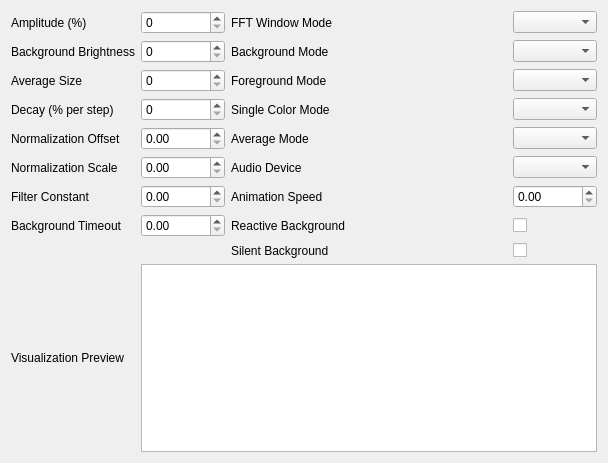
DLdota/OpenRGBEffectsPlugin, file Effects/AudioVisualizer/AudioVisualizer.ui: the form before one commit.
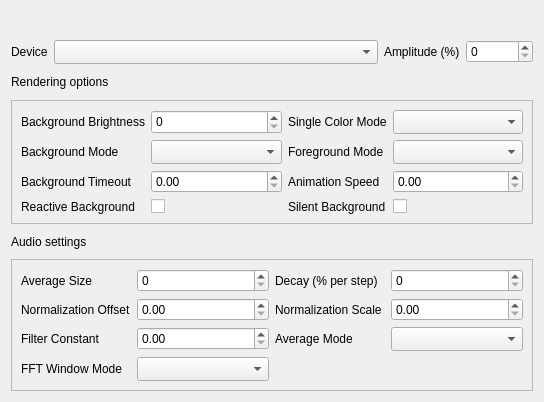
The form after the commit.

Commit message: Reworked all audio effects ui

```diff
--- a/Effects/AudioVisualizer/AudioVisualizer.ui
+++ b/Effects/AudioVisualizer/AudioVisualizer.ui
@@ -6,8 +6,8 @@
    <rect>
     <x>0</x>
     <y>0</y>
-    <width>608</width>
-    <height>463</height>
+    <width>544</width>
+    <height>402</height>
    </rect>
   </property>
   <property name="sizePolicy">
@@ -22,141 +22,138 @@
     <height>0</height>
    </size>
   </property>
-  <layout class="QGridLayout" name="gridLayout" columnstretch="0,0,0,0">
-   <item row="5" column="3">
-    <widget class="QComboBox" name="comboBox_Foreground_Mode">
-     <property name="sizeAdjustPolicy">
-      <enum>QComboBox::AdjustToContents</enum>
+  <layout class="QGridLayout" name="gridLayout" columnstretch="1,0">
+   <item row="1" column="1">
+    <widget class="QFrame" name="amplitude_frame">
+     <property name="frameShape">
+      <enum>QFrame::NoFrame</enum>
      </property>
-    </widget>
-   </item>
-   <item row="12" column="1" colspan="3">
-    <widget class="QGraphicsView" name="graphicsView_Visualization_Preview">
+     <property name="frameShadow">
+      <enum>QFrame::Raised</enum>
+     </property>
+     <layout class="QGridLayout" name="gridLayout_3">
+      <property name="leftMargin">
+       <number>0</number>
+      </property>
+      <property name="topMargin">
+       <number>0</number>
+      </property>
+      <property name="rightMargin">
+       <number>0</number>
+      </property>
+      <property name="bottomMargin">
+       <number>0</number>
+      </property>
+      <item row="0" column="0">
+       <widget class="QLabel" name="label_Amplitude">
      <property name="sizePolicy">
       <sizepolicy hsizetype="Preferred" vsizetype="Preferred">
        <horstretch>0</horstretch>
        <verstretch>0</verstretch>
       </sizepolicy>
      </property>
-     <property name="verticalScrollBarPolicy">
-      <enum>Qt::ScrollBarAlwaysOff</enum>
-     </property>
-     <property name="horizontalScrollBarPolicy">
-      <enum>Qt::ScrollBarAlwaysOff</enum>
-     </property>
-     <property name="interactive">
-      <bool>false</bool>
-     </property>
-    </widget>
-   </item>
-   <item row="6" column="1">
-    <widget class="QSpinBox" name="spinBox_Decay">
-     <property name="maximum">
-      <number>100</number>
-     </property>
-    </widget>
-   </item>
-   <item row="5" column="1">
-    <widget class="QSpinBox" name="spinBox_Average_Size">
-     <property name="maximum">
-      <number>100</number>
-     </property>
-    </widget>
-   </item>
-   <item row="5" column="0">
-    <widget class="QLabel" name="label_Average_Size">
-     <property name="sizePolicy">
-      <sizepolicy hsizetype="Fixed" vsizetype="Preferred">
-       <horstretch>0</horstretch>
-       <verstretch>0</verstretch>
-      </sizepolicy>
-     </property>
      <property name="minimumSize">
       <size>
-       <width>110</width>
+          <width>0</width>
        <height>0</height>
       </size>
      </property>
      <property name="text">
-      <string>Average Size</string>
+         <string>Amplitude (%)</string>
      </property>
     </widget>
    </item>
-   <item row="9" column="0">
-    <widget class="QLabel" name="label_Filter_Constant">
-     <property name="sizePolicy">
-      <sizepolicy hsizetype="Fixed" vsizetype="Preferred">
-       <horstretch>0</horstretch>
-       <verstretch>0</verstretch>
-      </sizepolicy>
-     </property>
-     <property name="minimumSize">
-      <size>
-       <width>110</width>
-       <height>0</height>
-      </size>
-     </property>
-     <property name="text">
-      <string>Filter Constant</string>
-     </property>
-    </widget>
-   </item>
-   <item row="10" column="3">
-    <widget class="QCheckBox" name="checkBox_Reactive_Background">
-     <property name="text">
-      <string/>
-     </property>
-    </widget>
-   </item>
-   <item row="3" column="1">
+      <item row="0" column="1">
     <widget class="QSpinBox" name="spinBox_Amplitude">
+        <property name="sizePolicy">
+         <sizepolicy hsizetype="Preferred" vsizetype="Fixed">
+          <horstretch>0</horstretch>
+          <verstretch>0</verstretch>
+         </sizepolicy>
+        </property>
      <property name="maximum">
       <number>1000000000</number>
      </property>
     </widget>
    </item>
-   <item row="10" column="2">
-    <widget class="QLabel" name="label_Reactive_Background">
-     <property name="sizePolicy">
-      <sizepolicy hsizetype="Expanding" vsizetype="Preferred">
-       <horstretch>0</horstretch>
-       <verstretch>0</verstretch>
-      </sizepolicy>
-     </property>
+     </layout>
+    </widget>
+   </item>
+   <item row="2" column="0">
+    <widget class="QLabel" name="rendering_options_label">
      <property name="text">
-      <string>Reactive Background</string>
+      <string>Rendering options</string>
      </property>
     </widget>
    </item>
-   <item row="4" column="1">
-    <widget class="QSpinBox" name="spinBox_Background_Brightness">
-     <property name="maximum">
-      <number>100</number>
+   <item row="1" column="0">
+    <widget class="QFrame" name="device_frame">
+     <property name="frameShape">
+      <enum>QFrame::NoFrame</enum>
      </property>
-    </widget>
-   </item>
-   <item row="8" column="2">
+     <property name="frameShadow">
+      <enum>QFrame::Raised</enum>
+     </property>
+     <layout class="QGridLayout" name="gridLayout_2" columnstretch="0,1">
+      <property name="leftMargin">
+       <number>0</number>
+      </property>
+      <property name="topMargin">
+       <number>0</number>
+      </property>
+      <property name="rightMargin">
+       <number>0</number>
+      </property>
+      <property name="bottomMargin">
+       <number>0</number>
+      </property>
+      <item row="0" column="0">
     <widget class="QLabel" name="label_Audio_Device">
      <property name="sizePolicy">
-      <sizepolicy hsizetype="Fixed" vsizetype="Preferred">
+         <sizepolicy hsizetype="Preferred" vsizetype="Preferred">
        <horstretch>0</horstretch>
        <verstretch>0</verstretch>
       </sizepolicy>
      </property>
      <property name="minimumSize">
       <size>
-       <width>90</width>
+          <width>0</width>
        <height>0</height>
       </size>
      </property>
      <property name="text">
-      <string>Audio Device</string>
+         <string>Device</string>
      </property>
     </widget>
    </item>
-   <item row="6" column="2">
-    <widget class="QLabel" name="label_Single_Color_Mode">
+      <item row="0" column="1">
+       <widget class="QComboBox" name="comboBox_Audio_Device">
      <property name="sizePolicy">
+         <sizepolicy hsizetype="Preferred" vsizetype="Fixed">
+          <horstretch>0</horstretch>
+          <verstretch>0</verstretch>
+         </sizepolicy>
+        </property>
+        <property name="sizeAdjustPolicy">
+         <enum>QComboBox::AdjustToMinimumContentsLengthWithIcon</enum>
+        </property>
+       </widget>
+      </item>
+     </layout>
+    </widget>
+   </item>
+   <item row="3" column="0" colspan="2">
+    <widget class="QFrame" name="rendering_options_frame">
+     <property name="frameShape">
+      <enum>QFrame::StyledPanel</enum>
+     </property>
+     <property name="frameShadow">
+      <enum>QFrame::Raised</enum>
+     </property>
+     <layout class="QGridLayout" name="gridLayout_5" columnstretch="0,1,0,1">
+      <item row="0" column="0">
+       <widget class="QLabel" name="label_Background_Brightness">
+        <property name="sizePolicy">
       <sizepolicy hsizetype="Fixed" vsizetype="Preferred">
        <horstretch>0</horstretch>
        <verstretch>0</verstretch>
@@ -164,27 +161,30 @@
      </property>
      <property name="minimumSize">
       <size>
-       <width>90</width>
+          <width>110</width>
        <height>0</height>
       </size>
      </property>
      <property name="text">
-      <string>Single Color Mode</string>
+         <string>Background Brightness</string>
      </property>
     </widget>
    </item>
-   <item row="7" column="1">
-    <widget class="QDoubleSpinBox" name="doubleSpinBox_Normalization_Offset">
+      <item row="0" column="1">
+       <widget class="QSpinBox" name="spinBox_Background_Brightness">
+        <property name="sizePolicy">
+         <sizepolicy hsizetype="Preferred" vsizetype="Preferred">
+          <horstretch>0</horstretch>
+          <verstretch>0</verstretch>
+         </sizepolicy>
+        </property>
      <property name="maximum">
-      <double>1.000000000000000</double>
-     </property>
-     <property name="singleStep">
-      <double>0.010000000000000</double>
-     </property>
-    </widget>
-   </item>
-   <item row="3" column="2">
-    <widget class="QLabel" name="label_FFT_Window_Mode">
+         <number>100</number>
+        </property>
+       </widget>
+      </item>
+      <item row="4" column="2">
+       <widget class="QLabel" name="label_Animation_Speed">
      <property name="sizePolicy">
       <sizepolicy hsizetype="Fixed" vsizetype="Preferred">
        <horstretch>0</horstretch>
@@ -198,37 +198,18 @@
       </size>
      </property>
      <property name="text">
-      <string>FFT Window Mode</string>
+         <string>Animation Speed</string>
      </property>
     </widget>
    </item>
-   <item row="7" column="2">
-    <widget class="QLabel" name="label_Average_Mode">
-     <property name="sizePolicy">
-      <sizepolicy hsizetype="Fixed" vsizetype="Preferred">
-       <horstretch>0</horstretch>
-       <verstretch>0</verstretch>
-      </sizepolicy>
-     </property>
-     <property name="minimumSize">
-      <size>
-       <width>90</width>
-       <height>0</height>
-      </size>
-     </property>
-     <property name="text">
-      <string>Average Mode</string>
-     </property>
-    </widget>
-   </item>
-   <item row="9" column="3">
+      <item row="4" column="3">
     <widget class="QDoubleSpinBox" name="doubleSpinBox_Animation_Speed">
      <property name="maximum">
       <double>1000000.000000000000000</double>
      </property>
     </widget>
    </item>
-   <item row="4" column="2">
+      <item row="1" column="0">
     <widget class="QLabel" name="label_Background_Mode">
      <property name="sizePolicy">
       <sizepolicy hsizetype="Fixed" vsizetype="Preferred">
@@ -247,58 +228,14 @@
      </property>
     </widget>
    </item>
-   <item row="11" column="3">
-    <widget class="QCheckBox" name="checkBox_Silent_Background">
-     <property name="sizePolicy">
-      <sizepolicy hsizetype="Minimum" vsizetype="Fixed">
-       <horstretch>0</horstretch>
-       <verstretch>0</verstretch>
-      </sizepolicy>
-     </property>
-     <property name="text">
-      <string/>
-     </property>
-    </widget>
-   </item>
-   <item row="4" column="0">
-    <widget class="QLabel" name="label_Background_Brightness">
-     <property name="sizePolicy">
-      <sizepolicy hsizetype="Fixed" vsizetype="Preferred">
-       <horstretch>0</horstretch>
-       <verstretch>0</verstretch>
-      </sizepolicy>
-     </property>
-     <property name="minimumSize">
-      <size>
-       <width>110</width>
-       <height>0</height>
-      </size>
-     </property>
-     <property name="text">
-      <string>Background Brightness</string>
-     </property>
-    </widget>
-   </item>
-   <item row="10" column="0">
-    <widget class="QLabel" name="label_Background_Timeout">
-     <property name="sizePolicy">
-      <sizepolicy hsizetype="Fixed" vsizetype="Preferred">
-       <horstretch>0</horstretch>
-       <verstretch>0</verstretch>
-      </sizepolicy>
-     </property>
-     <property name="minimumSize">
-      <size>
-       <width>110</width>
-       <height>0</height>
-      </size>
-     </property>
-     <property name="text">
-      <string>Background Timeout</string>
-     </property>
-    </widget>
-   </item>
-   <item row="5" column="2">
+      <item row="1" column="1">
+       <widget class="QComboBox" name="comboBox_Background_Mode">
+        <property name="sizeAdjustPolicy">
+         <enum>QComboBox::AdjustToMinimumContentsLengthWithIcon</enum>
+        </property>
+       </widget>
+      </item>
+      <item row="1" column="2">
     <widget class="QLabel" name="label_Foreground_Mode">
      <property name="sizePolicy">
       <sizepolicy hsizetype="Fixed" vsizetype="Preferred">
@@ -317,57 +254,15 @@
      </property>
     </widget>
    </item>
-   <item row="4" column="3">
-    <widget class="QComboBox" name="comboBox_Background_Mode">
+      <item row="1" column="3">
+       <widget class="QComboBox" name="comboBox_Foreground_Mode">
      <property name="sizeAdjustPolicy">
-      <enum>QComboBox::AdjustToContents</enum>
+         <enum>QComboBox::AdjustToMinimumContentsLengthWithIcon</enum>
      </property>
     </widget>
    </item>
-   <item row="12" column="0">
-    <widget class="QLabel" name="label_Visualization_Preview">
-     <property name="sizePolicy">
-      <sizepolicy hsizetype="Fixed" vsizetype="Preferred">
-       <horstretch>0</horstretch>
-       <verstretch>0</verstretch>
-      </sizepolicy>
-     </property>
-     <property name="text">
-      <string>Visualization Preview</string>
-     </property>
-    </widget>
-   </item>
-   <item row="8" column="1">
-    <widget class="QDoubleSpinBox" name="doubleSpinBox_Normalization_Scale">
-     <property name="maximum">
-      <double>1.000000000000000</double>
-     </property>
-     <property name="singleStep">
-      <double>0.010000000000000</double>
-     </property>
-    </widget>
-   </item>
-   <item row="3" column="0">
-    <widget class="QLabel" name="label_Amplitude">
-     <property name="sizePolicy">
-      <sizepolicy hsizetype="Fixed" vsizetype="Preferred">
-       <horstretch>0</horstretch>
-       <verstretch>0</verstretch>
-      </sizepolicy>
-     </property>
-     <property name="minimumSize">
-      <size>
-       <width>110</width>
-       <height>0</height>
-      </size>
-     </property>
-     <property name="text">
-      <string>Amplitude (%)</string>
-     </property>
-    </widget>
-   </item>
-   <item row="9" column="2">
-    <widget class="QLabel" name="label_Animation_Speed">
+      <item row="0" column="2">
+       <widget class="QLabel" name="label_Single_Color_Mode">
      <property name="sizePolicy">
       <sizepolicy hsizetype="Fixed" vsizetype="Preferred">
        <horstretch>0</horstretch>
@@ -381,39 +276,64 @@
       </size>
      </property>
      <property name="text">
-      <string>Animation Speed</string>
+         <string>Single Color Mode</string>
      </property>
     </widget>
    </item>
-   <item row="9" column="1">
-    <widget class="QDoubleSpinBox" name="doubleSpinBox_Filter_Constant">
-     <property name="maximum">
-      <double>100.000000000000000</double>
-     </property>
-    </widget>
-   </item>
-   <item row="3" column="3">
-    <widget class="QComboBox" name="comboBox_FFT_Window_Mode">
+      <item row="0" column="3">
+       <widget class="QComboBox" name="comboBox_Single_Color_Mode">
      <property name="sizeAdjustPolicy">
-      <enum>QComboBox::AdjustToContents</enum>
+         <enum>QComboBox::AdjustToMinimumContentsLengthWithIcon</enum>
      </property>
     </widget>
    </item>
-   <item row="10" column="1">
+      <item row="4" column="0">
+       <widget class="QLabel" name="label_Background_Timeout">
+        <property name="sizePolicy">
+         <sizepolicy hsizetype="Fixed" vsizetype="Preferred">
+          <horstretch>0</horstretch>
+          <verstretch>0</verstretch>
+         </sizepolicy>
+        </property>
+        <property name="minimumSize">
+         <size>
+          <width>110</width>
+          <height>0</height>
+         </size>
+        </property>
+        <property name="text">
+         <string>Background Timeout</string>
+        </property>
+       </widget>
+      </item>
+      <item row="4" column="1">
     <widget class="QDoubleSpinBox" name="doubleSpinBox_Background_Timeout">
      <property name="maximum">
       <double>120000000000.000000000000000</double>
      </property>
     </widget>
    </item>
-   <item row="6" column="3">
-    <widget class="QComboBox" name="comboBox_Single_Color_Mode">
-     <property name="sizeAdjustPolicy">
-      <enum>QComboBox::AdjustToContents</enum>
-     </property>
-    </widget>
-   </item>
-   <item row="11" column="2">
+      <item row="5" column="0">
+       <widget class="QLabel" name="label_Reactive_Background">
+        <property name="sizePolicy">
+         <sizepolicy hsizetype="Expanding" vsizetype="Preferred">
+          <horstretch>0</horstretch>
+          <verstretch>0</verstretch>
+         </sizepolicy>
+        </property>
+        <property name="text">
+         <string>Reactive Background</string>
+        </property>
+       </widget>
+      </item>
+      <item row="5" column="1">
+       <widget class="QCheckBox" name="checkBox_Reactive_Background">
+        <property name="text">
+         <string/>
+        </property>
+       </widget>
+      </item>
+      <item row="5" column="2">
     <widget class="QLabel" name="label_Silent_Background">
      <property name="sizePolicy">
       <sizepolicy hsizetype="Expanding" vsizetype="Preferred">
@@ -426,46 +346,39 @@
      </property>
     </widget>
    </item>
-   <item row="8" column="0">
-    <widget class="QLabel" name="label_Normalization_Scale">
+      <item row="5" column="3">
+       <widget class="QCheckBox" name="checkBox_Silent_Background">
      <property name="sizePolicy">
-      <sizepolicy hsizetype="Fixed" vsizetype="Preferred">
+         <sizepolicy hsizetype="Minimum" vsizetype="Fixed">
        <horstretch>0</horstretch>
        <verstretch>0</verstretch>
       </sizepolicy>
      </property>
-     <property name="minimumSize">
-      <size>
-       <width>110</width>
-       <height>0</height>
-      </size>
-     </property>
      <property name="text">
-      <string>Normalization Scale</string>
+         <string/>
      </property>
     </widget>
    </item>
-   <item row="7" column="3">
-    <widget class="QComboBox" name="comboBox_Average_Mode">
-     <property name="sizeAdjustPolicy">
-      <enum>QComboBox::AdjustToContents</enum>
-     </property>
+     </layout>
     </widget>
    </item>
-   <item row="8" column="3">
-    <widget class="QComboBox" name="comboBox_Audio_Device">
-     <property name="sizePolicy">
-      <sizepolicy hsizetype="Ignored" vsizetype="Fixed">
-       <horstretch>0</horstretch>
-       <verstretch>0</verstretch>
-      </sizepolicy>
+   <item row="4" column="0">
+    <widget class="QLabel" name="audio_settings_label">
+     <property name="text">
+      <string>Audio settings</string>
      </property>
-     <property name="sizeAdjustPolicy">
-      <enum>QComboBox::AdjustToContents</enum>
-     </property>
     </widget>
    </item>
-   <item row="7" column="0">
+   <item row="5" column="0" colspan="2">
+    <widget class="QFrame" name="audio_settings_frame">
+     <property name="frameShape">
+      <enum>QFrame::StyledPanel</enum>
+     </property>
+     <property name="frameShadow">
+      <enum>QFrame::Raised</enum>
+     </property>
+     <layout class="QGridLayout" name="gridLayout_4" columnstretch="0,1,0,1">
+      <item row="2" column="0">
     <widget class="QLabel" name="label_Normalization_Offset">
      <property name="sizePolicy">
       <sizepolicy hsizetype="Fixed" vsizetype="Preferred">
@@ -484,7 +397,59 @@
      </property>
     </widget>
    </item>
-   <item row="6" column="0">
+      <item row="4" column="0">
+       <widget class="QLabel" name="label_Filter_Constant">
+        <property name="sizePolicy">
+         <sizepolicy hsizetype="Fixed" vsizetype="Preferred">
+          <horstretch>0</horstretch>
+          <verstretch>0</verstretch>
+         </sizepolicy>
+        </property>
+        <property name="minimumSize">
+         <size>
+          <width>110</width>
+          <height>0</height>
+         </size>
+        </property>
+        <property name="text">
+         <string>Filter Constant</string>
+        </property>
+       </widget>
+      </item>
+      <item row="4" column="1">
+       <widget class="QDoubleSpinBox" name="doubleSpinBox_Filter_Constant">
+        <property name="maximum">
+         <double>100.000000000000000</double>
+        </property>
+       </widget>
+      </item>
+      <item row="0" column="0">
+       <widget class="QLabel" name="label_Average_Size">
+        <property name="sizePolicy">
+         <sizepolicy hsizetype="Fixed" vsizetype="Preferred">
+          <horstretch>0</horstretch>
+          <verstretch>0</verstretch>
+         </sizepolicy>
+        </property>
+        <property name="minimumSize">
+         <size>
+          <width>110</width>
+          <height>0</height>
+         </size>
+        </property>
+        <property name="text">
+         <string>Average Size</string>
+        </property>
+       </widget>
+      </item>
+      <item row="0" column="1">
+       <widget class="QSpinBox" name="spinBox_Average_Size">
+        <property name="maximum">
+         <number>100</number>
+        </property>
+       </widget>
+      </item>
+      <item row="0" column="2">
     <widget class="QLabel" name="label_Decay">
      <property name="sizePolicy">
       <sizepolicy hsizetype="Fixed" vsizetype="Preferred">
@@ -500,6 +465,114 @@
      </property>
      <property name="text">
       <string>Decay (% per step)</string>
+        </property>
+       </widget>
+      </item>
+      <item row="2" column="1">
+       <widget class="QDoubleSpinBox" name="doubleSpinBox_Normalization_Offset">
+        <property name="maximum">
+         <double>1.000000000000000</double>
+        </property>
+        <property name="singleStep">
+         <double>0.010000000000000</double>
+        </property>
+       </widget>
+      </item>
+      <item row="0" column="3">
+       <widget class="QSpinBox" name="spinBox_Decay">
+        <property name="maximum">
+         <number>100</number>
+        </property>
+       </widget>
+      </item>
+      <item row="2" column="2">
+       <widget class="QLabel" name="label_Normalization_Scale">
+        <property name="sizePolicy">
+         <sizepolicy hsizetype="Fixed" vsizetype="Preferred">
+          <horstretch>0</horstretch>
+          <verstretch>0</verstretch>
+         </sizepolicy>
+        </property>
+        <property name="minimumSize">
+         <size>
+          <width>110</width>
+          <height>0</height>
+         </size>
+        </property>
+        <property name="text">
+         <string>Normalization Scale</string>
+        </property>
+       </widget>
+      </item>
+      <item row="2" column="3">
+       <widget class="QDoubleSpinBox" name="doubleSpinBox_Normalization_Scale">
+        <property name="maximum">
+         <double>1.000000000000000</double>
+        </property>
+        <property name="singleStep">
+         <double>0.010000000000000</double>
+        </property>
+       </widget>
+      </item>
+      <item row="4" column="2">
+       <widget class="QLabel" name="label_Average_Mode">
+        <property name="sizePolicy">
+         <sizepolicy hsizetype="Fixed" vsizetype="Preferred">
+          <horstretch>0</horstretch>
+          <verstretch>0</verstretch>
+         </sizepolicy>
+        </property>
+        <property name="minimumSize">
+         <size>
+          <width>90</width>
+          <height>0</height>
+         </size>
+        </property>
+        <property name="text">
+         <string>Average Mode</string>
+        </property>
+       </widget>
+      </item>
+      <item row="4" column="3">
+       <widget class="QComboBox" name="comboBox_Average_Mode">
+        <property name="sizeAdjustPolicy">
+         <enum>QComboBox::AdjustToMinimumContentsLengthWithIcon</enum>
+        </property>
+       </widget>
+      </item>
+      <item row="5" column="0">
+       <widget class="QLabel" name="label_FFT_Window_Mode">
+        <property name="sizePolicy">
+         <sizepolicy hsizetype="Fixed" vsizetype="Preferred">
+          <horstretch>0</horstretch>
+          <verstretch>0</verstretch>
+         </sizepolicy>
+        </property>
+        <property name="minimumSize">
+         <size>
+          <width>90</width>
+          <height>0</height>
+         </size>
+        </property>
+        <property name="text">
+         <string>FFT Window Mode</string>
+        </property>
+       </widget>
+      </item>
+      <item row="5" column="1">
+       <widget class="QComboBox" name="comboBox_FFT_Window_Mode">
+        <property name="sizeAdjustPolicy">
+         <enum>QComboBox::AdjustToMinimumContentsLengthWithIcon</enum>
+        </property>
+       </widget>
+      </item>
+     </layout>
+    </widget>
+   </item>
+   <item row="0" column="0" colspan="2">
+    <widget class="QLabel" name="preview">
+     <property name="text">
+      <string/>
      </property>
     </widget>
    </item>
```
Lines whose indentation alone changed are shown as unchanged. The commit also changes 9 other files.
